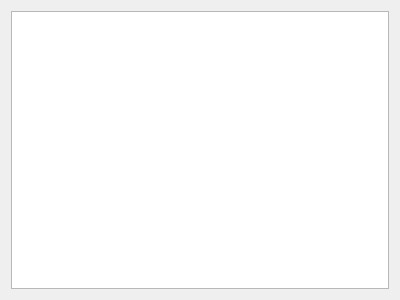
The window that src/console/schemaeditor/aggregationeditwidget.ui (KDE/kuserfeedback) describes before a commit, drawn with Qt 5.
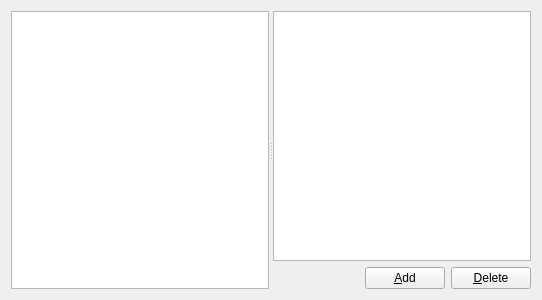
The same window after the commit. Icons and pictures are not drawn.

What changed in the file:
```diff
--- a/src/console/schemaeditor/aggregationeditwidget.ui
+++ b/src/console/schemaeditor/aggregationeditwidget.ui
@@ -6,12 +6,16 @@
    <rect>
     <x>0</x>
     <y>0</y>
-    <width>400</width>
+    <width>542</width>
     <height>300</height>
    </rect>
   </property>
-  <layout class="QVBoxLayout" name="verticalLayout">
+  <layout class="QVBoxLayout" name="verticalLayout_2">
    <item>
+    <widget class="QSplitter" name="splitter">
+     <property name="orientation">
+      <enum>Qt::Horizontal</enum>
+     </property>
     <widget class="QTreeView" name="aggregationView">
      <property name="contextMenuPolicy">
       <enum>Qt::CustomContextMenu</enum>
@@ -22,6 +26,52 @@
      <property name="uniformRowHeights">
       <bool>true</bool>
      </property>
+     </widget>
+     <widget class="QWidget" name="">
+      <layout class="QVBoxLayout" name="verticalLayout">
+       <item>
+        <widget class="QTreeView" name="elementView">
+         <property name="rootIsDecorated">
+          <bool>false</bool>
+         </property>
+         <property name="uniformRowHeights">
+          <bool>true</bool>
+         </property>
+        </widget>
+       </item>
+       <item>
+        <layout class="QHBoxLayout" name="horizontalLayout">
+         <item>
+          <spacer name="horizontalSpacer">
+           <property name="orientation">
+            <enum>Qt::Horizontal</enum>
+           </property>
+           <property name="sizeHint" stdset="0">
+            <size>
+             <width>40</width>
+             <height>20</height>
+            </size>
+           </property>
+          </spacer>
+         </item>
+         <item>
+          <widget class="QPushButton" name="addButton">
+           <property name="text">
+            <string>&amp;Add</string>
+           </property>
+          </widget>
+         </item>
+         <item>
+          <widget class="QPushButton" name="deleteButton">
+           <property name="text">
+            <string>&amp;Delete</string>
+           </property>
+          </widget>
+         </item>
+        </layout>
+       </item>
+      </layout>
+     </widget>
     </widget>
    </item>
   </layout>
```
Lines whose indentation alone changed are shown as unchanged.
